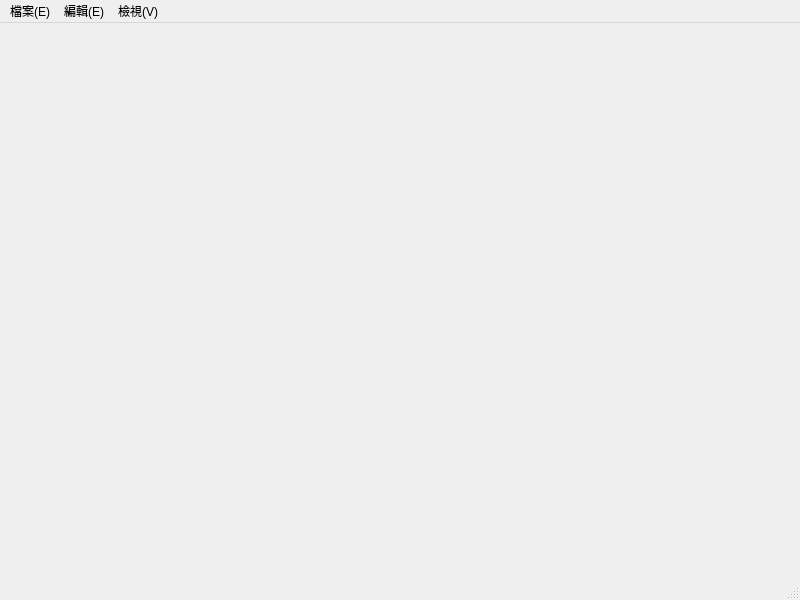
The window that ui_mainwindow.ui (Weizhe422/DesignWindow) describes before a commit, drawn with Qt 5.
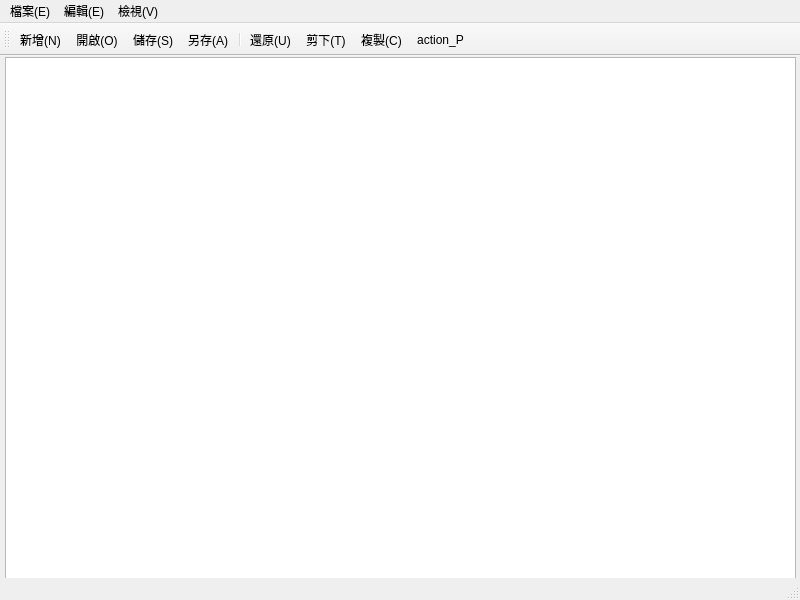
The same window after the commit. Icons and pictures are not drawn.

Patch:
```diff
--- a/ui_mainwindow.ui
+++ b/ui_mainwindow.ui
@@ -13,7 +13,18 @@
   <property name="windowTitle">
    <string>MainWindow</string>
   </property>
-  <widget class="QWidget" name="centralwidget"/>
+  <widget class="QWidget" name="centralwidget">
+   <widget class="QTextEdit" name="textEdit">
+    <property name="geometry">
+     <rect>
+      <x>5</x>
+      <y>1</y>
+      <width>791</width>
+      <height>531</height>
+     </rect>
+    </property>
+   </widget>
+  </widget>
   <widget class="QMenuBar" name="menubar">
    <property name="geometry">
     <rect>
@@ -61,6 +72,26 @@
    <addaction name="menu_V"/>
   </widget>
   <widget class="QStatusBar" name="statusbar"/>
+  <widget class="QToolBar" name="toolBar">
+   <property name="windowTitle">
+    <string>toolBar</string>
+   </property>
+   <attribute name="toolBarArea">
+    <enum>TopToolBarArea</enum>
+   </attribute>
+   <attribute name="toolBarBreak">
+    <bool>false</bool>
+   </attribute>
+   <addaction name="action_N"/>
+   <addaction name="action_O"/>
+   <addaction name="action_S"/>
+   <addaction name="action_A"/>
+   <addaction name="separator"/>
+   <addaction name="action_U"/>
+   <addaction name="action_T"/>
+   <addaction name="action_C_2"/>
+   <addaction name="actionaction_P"/>
+  </widget>
   <action name="action_N">
    <property name="text">
     <string>新增(N)</string>
@@ -171,11 +202,20 @@
    <property name="text">
     <string>狀態列(S)</string>
    </property>
-   <property name="checkable">
-    <bool>true</bool>
+  </action>
+  <action name="actionaction_P">
+   <property name="icon">
+    <iconset resource="images/images/designwindow.qrc">
+     <normaloff>:/images/paste.png</normaloff>:/images/paste.png</iconset>
    </property>
-   <property name="checked">
-    <bool>true</bool>
+   <property name="text">
+    <string>action_P</string>
+   </property>
+   <property name="shortcut">
+    <string>Ctrl+V</string>
+   </property>
+   <property name="menuRole">
+    <enum>QAction::MenuRole::NoRole</enum>
    </property>
   </action>
  </widget>
```
Left out of the diff: 50 changed lines with no effect on the pictures.
